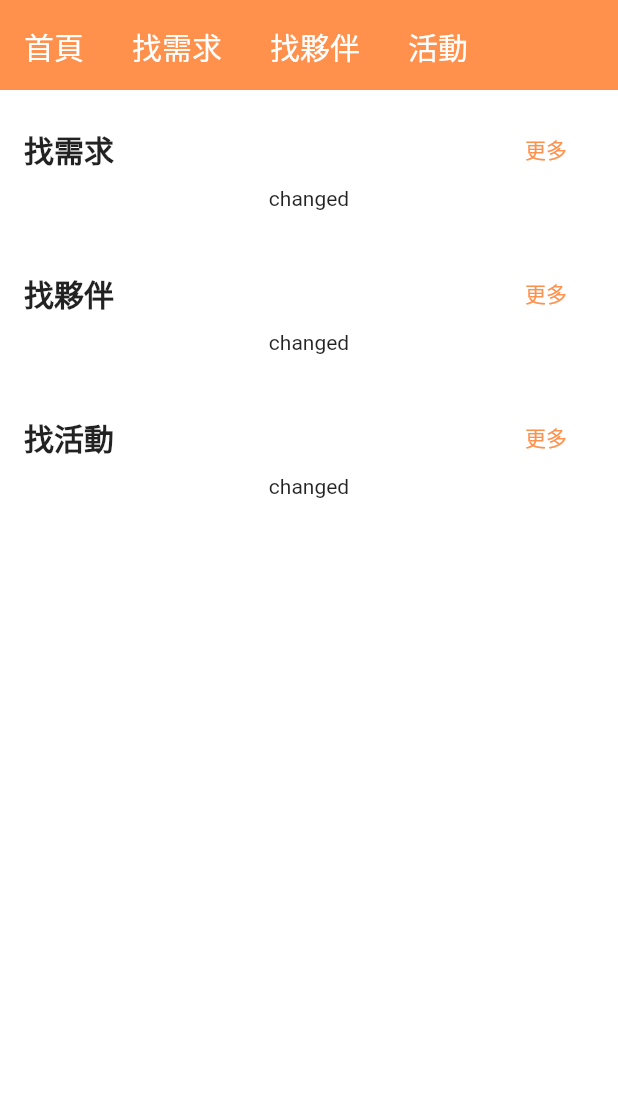
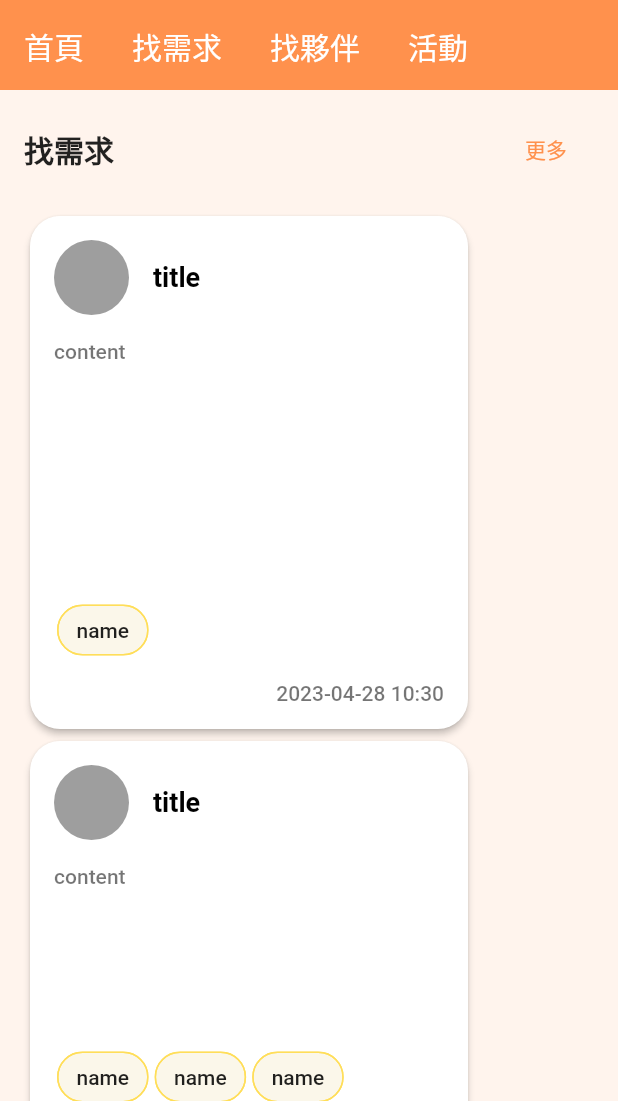
Before and after one commit to HCKUO1117/partner, a Flutter app: the screen it shows after launch, after a tap on "首頁", on a phone screen of 412 x 824 dp, the part 135-1236 px from its top. Run offline on Flutter 3.47's test engine with Material 2 defaults, Android fonts, the phone set to English and light mode, and no system bars; our stand-ins replace get; missing offline and left inert: dart:html.

Commit message:
case card

```diff
--- a/lib/app.dart
+++ b/lib/app.dart
@@ -25,18 +25,13 @@ class _AppState extends State<App> {
       routerDelegate: _delegate,
       routeInformationParser: _parser,
       theme: ThemeData(
-        primarySwatch: Utils.createMaterialColor(Constants.primaryYellow),
-        appBarTheme: const AppBarTheme(
-          elevation: 0,
-          backgroundColor: Colors.white,
-        ),
-        scaffoldBackgroundColor: Colors.white,
-        pageTransitionsTheme: const PageTransitionsTheme(
-          builders: {
-            TargetPlatform.windows: CupertinoPageTransitionsBuilder(),
-          },
-        ),
-      ),
+          primarySwatch: Utils.createMaterialColor(Constants.primaryYellow),
+          appBarTheme: const AppBarTheme(
+            elevation: 0,
+            backgroundColor: Colors.white,
+          ),
+          scaffoldBackgroundColor: Constants.primaryOrangeBackground,
+          indicatorColor: Colors.white),
     );
   }
 }
--- a/lib/constants.dart
+++ b/lib/constants.dart
@@ -1,9 +1,10 @@
 import 'package:flutter/animation.dart';
 
-class Constants{
+class Constants {
   static Color primaryYellow = const Color(0xffffde59);
   static Color primaryOrange = const Color(0xffff914d);
-
+  static Color primaryOrangeBackground = const Color(0xffff914d).withOpacity(0.1);
+  static Color primaryYellowBackground = const Color(0xffffde59).withOpacity(0.1);
 
   ///routes
   static String homeRoute = '/';
--- a/lib/controllers/home_controller.dart
+++ b/lib/controllers/home_controller.dart
@@ -1,6 +1,12 @@
 import 'package:get/get.dart';
+import 'package:partner/models/case_model.dart';
+import 'package:partner/models/loading_status.dart';
+import 'package:partner/models/tag_model.dart';
 
-class HomeController extends GetxController{
+class HomeController extends GetxController {
+  ///需求
+  var loadingStatus = LoadingStatus.finish.obs;
+  var caseList = <CaseModel>[].obs;
 
   var test = 'unchange'.obs;
 
@@ -10,4 +16,81 @@ class HomeController extends GetxController{
     update();
   }
 
+  Future<void> fetchCase() async {
+    loadingStatus(LoadingStatus.loading);
+    update();
+    await Future.delayed(Duration(seconds: 1), () {
+      caseList([
+        CaseModel(
+          title: 'title',
+          content: 'content',
+          tags: [TagModel(id: '1', name: 'name')],
+          images: [],
+          location: 'location',
+          createdTime: DateTime.now(),
+          creatorId: '123',
+          creatorName: '321',
+        ),
+        CaseModel(
+          title: 'title',
+          content: 'content',
+          tags: [
+            TagModel(id: '1', name: 'name'),
+            TagModel(id: '1', name: 'name'),
+            TagModel(id: '1', name: 'name'),
+            TagModel(id: '1', name: 'name'),
+            TagModel(id: '1', name: 'name'),
+          ],
+          images: [],
+          location: 'location',
+          createdTime: DateTime.now(),
+          creatorId: '123',
+          creatorName: '321',
+        ),
+        CaseModel(
+          title: 'title',
+          content: 'content',
+          tags: [],
+          images: [],
+          location: 'location',
+          createdTime: DateTime.now(),
+          creatorId: '123',
+          creatorName: '321',
+        ),
+        CaseModel(
+          title: 'title',
+          content: 'content',
+          tags: [],
+          images: [],
+          location: 'location',
+          createdTime: DateTime.now(),
+          creatorId: '123',
+          creatorName: '321',
+        ),
+        CaseModel(
+          title: 'title',
+          content: 'content',
+          tags: [],
+          images: [],
+          location: 'location',
+          createdTime: DateTime.now(),
+          creatorId: '123',
+          creatorName: '321',
+        ),
+        CaseModel(
+          title: 'title',
+          content: 'content',
+          tags: [],
+          images: [],
+          location: 'location',
+          createdTime: DateTime.now(),
+          creatorId: '123',
+          creatorName: '321',
+        ),
+      ]);
+    });
+
+    loadingStatus(LoadingStatus.finish);
+    update();
+  }
 }
--- /dev/null
+++ b/lib/models/case_model.dart
@@ -0,0 +1,23 @@
+import 'package:partner/models/tag_model.dart';
+
+class CaseModel {
+  String title;
+  String content;
+  List<String> images;
+  List<TagModel> tags;
+  String location;
+  String creatorId;
+  String creatorName;
+  DateTime createdTime;
+
+  CaseModel({
+    required this.title,
+    required this.content,
+    required this.tags,
+    required this.images,
+    required this.location,
+    required this.creatorId,
+    required this.creatorName,
+    required this.createdTime,
+  });
+}
--- /dev/null
+++ b/lib/models/loading_status.dart
@@ -0,0 +1,5 @@
+enum LoadingStatus {
+  finish,
+  loading,
+  error,
+}
--- /dev/null
+++ b/lib/models/tag_model.dart
@@ -0,0 +1,9 @@
+class TagModel {
+  String id;
+  String name;
+
+  TagModel({
+    required this.id,
+    required this.name,
+  });
+}
--- a/lib/screens/home_screen.dart
+++ b/lib/screens/home_screen.dart
@@ -2,7 +2,9 @@ import 'package:flutter/material.dart';
 import 'package:get/get.dart';
 import 'package:partner/constants.dart';
 import 'package:partner/controllers/home_controller.dart';
+import 'package:partner/models/loading_status.dart';
 import 'package:partner/navigator_v2/router_delegate.dart';
+import 'package:partner/widgets/case_card.dart';
 import 'package:partner/widgets/menu_list_button.dart';
 import 'package:partner/widgets/search_bar.dart';
 
@@ -13,14 +15,6 @@ class HomeScreen extends StatefulWidget {
   State<HomeScreen> createState() => _HomeScreenState();
 }
 
-class ExampleItem {
-  final String title;
-
-  ExampleItem({
-    required this.title,
-  });
-}
-
 class _HomeScreenState extends State<HomeScreen> {
   TextEditingController search = TextEditingController();
   HomeController homeController = Get.put(HomeController());
@@ -28,7 +22,7 @@ class _HomeScreenState extends State<HomeScreen> {
   @override
   void initState() {
     super.initState();
-    homeController.change();
+    homeController.fetchCase();
   }
 
   @override
@@ -38,44 +32,19 @@ class _HomeScreenState extends State<HomeScreen> {
         child: Stack(
           children: [
             ///下方頁面
-            Column(
-              mainAxisSize: MainAxisSize.min,
-              crossAxisAlignment: CrossAxisAlignment.start,
-              children: [
-                const SizedBox(height: 90),
-                Container(
-                  height: 60,
-                  width: double.maxFinite,
-                  color: Constants.primaryOrange,
-                  child: Row(
-                    children: [
-                      MenuListButton(
-                        onTap: () {},
-                        text: '首頁',
-                      ),
-                      MenuListButton(
-                        onTap: () {},
-                        text: '找需求',
-                      ),
-                      MenuListButton(
-                        onTap: () {},
-                        text: '找夥伴',
-                      ),
-                      MenuListButton(
-                        onTap: () {},
-                        text: '活動',
-                      ),
+            bottom(),
+
+            ///上方欄位
+            top(),
           ],
         ),
       ),
-                homePageBlock(title: '找需求'),
-                homePageBlock(title: '找夥伴'),
-                homePageBlock(title: '找活動'),
-              ],
-            ),
+    );
+  }
 
-            ///上方欄位
-            Padding(
+  Widget top() {
+    return Container(
+      color: Colors.white,
       padding: const EdgeInsets.all(8),
       child: Row(
         crossAxisAlignment: CrossAxisAlignment.start,
@@ -155,17 +124,99 @@ class _HomeScreenState extends State<HomeScreen> {
           ),
         ],
       ),
+    );
+  }
+
+  Widget bottom() {
+    return Column(
+      mainAxisSize: MainAxisSize.min,
+      crossAxisAlignment: CrossAxisAlignment.start,
+      children: [
+        Container(
+          color: Colors.white,
+          height: 90,
+          width: double.maxFinite,
+        ),
+        Container(
+          height: 60,
+          width: double.maxFinite,
+          color: Constants.primaryOrange,
+          child: Row(
+            children: [
+              MenuListButton(
+                onTap: () {},
+                text: '首頁',
+              ),
+              MenuListButton(
+                onTap: () {},
+                text: '找需求',
+              ),
+              MenuListButton(
+                onTap: () {},
+                text: '找夥伴',
+              ),
+              MenuListButton(
+                onTap: () {},
+                text: '活動',
               ),
             ],
           ),
         ),
+        Obx(
+          () => homePageBlock(
+            title: '找需求',
+            status: homeController.loadingStatus.value,
+            child: Wrap(
+              children: [
+                for (var element in homeController.caseList)
+                  CaseCard(
+                    model: element,
+                  )
+              ],
+            ),
+          ),
+        ),
+        homePageBlock(
+          title: '找夥伴',
+          status: LoadingStatus.finish,
+          child: const SizedBox(),
+        ),
+        homePageBlock(
+          title: '找活動',
+          status: LoadingStatus.finish,
+          child: const SizedBox(),
+        ),
+      ],
     );
   }
 
-  Widget homePageBlock({required String title}) {
-    return Padding(
+  Widget homePageBlock({
+    required String title,
+    required Widget child,
+    required LoadingStatus status,
+  }) {
+    Widget body = const SizedBox();
+
+    switch (status) {
+      case LoadingStatus.finish:
+        body = child;
+        break;
+      case LoadingStatus.loading:
+        body = const Center(
+          child: CircularProgressIndicator(),
+        );
+        break;
+      case LoadingStatus.error:
+        body = const Center(
+          child: Text('錯誤'),
+        );
+        break;
+    }
+
+    return Container(
       padding: const EdgeInsets.all(16),
       child: Column(
+        crossAxisAlignment: CrossAxisAlignment.start,
         children: [
           Row(
             children: [
@@ -188,7 +239,8 @@ class _HomeScreenState extends State<HomeScreen> {
               )
             ],
           ),
-          Obx(() => Text("${homeController.test}"))
+          const SizedBox(height: 16),
+          body,
         ],
       ),
     );
--- /dev/null
+++ b/lib/widgets/case_card.dart
@@ -0,0 +1,104 @@
+import 'package:flutter/material.dart';
+import 'package:intl/intl.dart';
+import 'package:partner/constants.dart';
+import 'package:partner/models/case_model.dart';
+
+class CaseCard extends StatelessWidget {
+  final CaseModel model;
+
+  const CaseCard({
+    Key? key,
+    required this.model,
+  }) : super(key: key);
+
+  @override
+  Widget build(BuildContext context) {
+    return Container(
+      padding: const EdgeInsets.all(4),
+      constraints: const BoxConstraints(maxWidth: 300),
+      height: 350,
+      child: Theme(
+        data: ThemeData(),
+        child: ElevatedButton(
+          onPressed: () {},
+          style: ElevatedButton.styleFrom(
+            backgroundColor: Colors.white,
+            shape: RoundedRectangleBorder(
+              borderRadius: BorderRadius.circular(20),
+            ),
+          ),
+          child: Padding(
+            padding: const EdgeInsets.symmetric(vertical: 16),
+            child: Column(
+              crossAxisAlignment: CrossAxisAlignment.start,
+              children: [
+                Row(
+                  children: [
+                    ClipRRect(
+                      borderRadius: BorderRadius.circular(50),
+                      child: Container(
+                        width: 50,
+                        height: 50,
+                        color: Colors.grey,
+                      ),
+                    ),
+                    const SizedBox(width: 16),
+                    Expanded(
+                      child: Text(
+                        model.title,
+                        style: const TextStyle(
+                          color: Colors.black,
+                          fontWeight: FontWeight.bold,
+                          fontSize: 18,
+                        ),
+                      ),
+                    ),
+                  ],
+                ),
+                const SizedBox(height: 16),
+                Expanded(
+                  child: Text(
+                    model.content,
+                    style: const TextStyle(color: Colors.black54),
+                  ),
+                ),
+                Wrap(
+                  clipBehavior: Clip.antiAlias,
+                  children: [
+                    for (var element in model.tags)
+                      Padding(
+                        padding: const EdgeInsets.all(2),
+                        child: ActionChip(
+                          onPressed: () {},
+                          label: Text(element.name),
+                          backgroundColor: Constants.primaryYellowBackground,
+                          shape: RoundedRectangleBorder(
+                            side: BorderSide(color: Constants.primaryYellow),
+                            borderRadius: BorderRadius.circular(20),
+                          ),
+                        ),
+                      ),
+                  ],
+                ),
+                const SizedBox(
+                  height: 8,
+                ),
+                Row(
+                  children: [
+                    Expanded(
+                      child: Text(
+                        DateFormat('yyyy-MM-dd kk:mm').format(model.createdTime),
+                        textAlign: TextAlign.end,
+                        style: const TextStyle(color: Colors.black54),
+                      ),
+                    ),
+                  ],
+                )
+              ],
+            ),
+          ),
+        ),
+      ),
+    );
+  }
+}
--- a/pubspec.yaml
+++ b/pubspec.yaml
@@ -12,6 +12,8 @@ dependencies:
     sdk: flutter
   flutter_web_plugins:
     sdk: flutter
+
+  intl: ^0.18.1
 
   cupertino_icons: ^1.0.2
   get: ^4.6.5
```
Also changed, not shown: pubspec.lock. Lines whose indentation alone changed are shown as unchanged.
